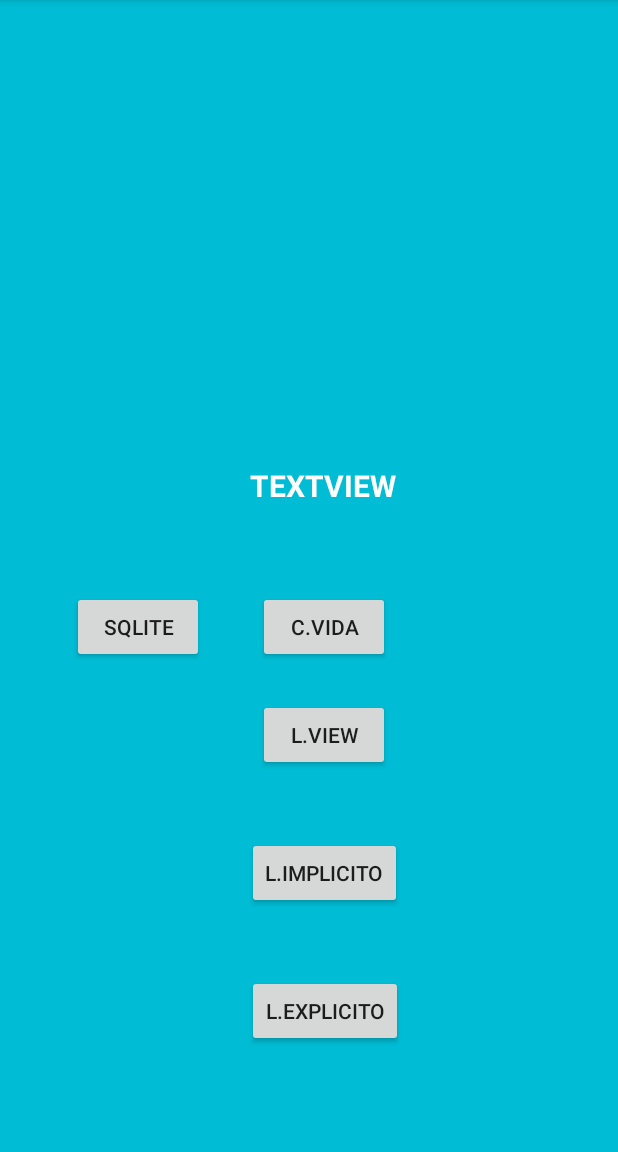
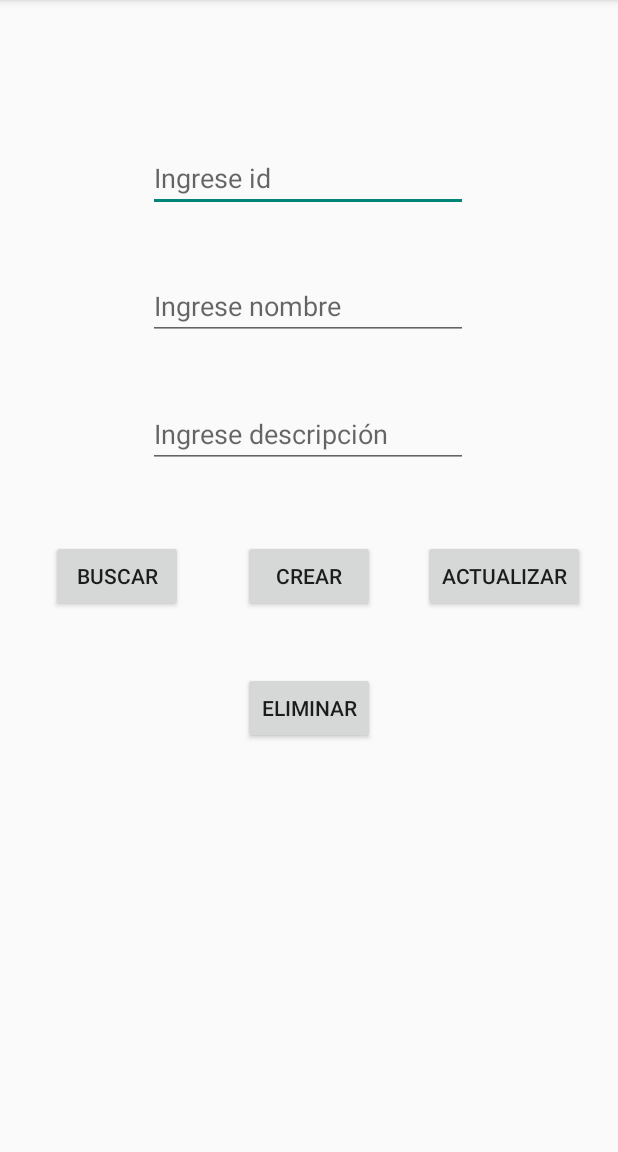
Before and after one commit to EPN-2023B-Moviles-GR1CCA/2023B-mov-gr1cca-ona-de-la-torre-alejandra-lizbeth, an Android app built with Jetpack Compose: the screen it shows after launch (MainActivity before the commit, ECrudEntrenador after it), after a tap on "SQLITE", on a phone screen of 412 x 824 dp, the part 84-1236 px from its top. Run offline under Robolectric (Android 15) with nearby library versions, the phone set to English and light mode, and no system bars.

Commit message:
feat: uso e implementacion base SQLite

```diff
--- /dev/null
+++ b/02-android/app/src/main/java/com/example/gr1accalod2023b/EBaseDeDatos.kt
@@ -0,0 +1,8 @@
+package com.example.gr1accalod2023b
+
+class EBaseDeDatos {
+
+    companion object{
+        var tablaEntrenador: ESqliteHelperEntrenador? = null
+    }
+}
--- /dev/null
+++ b/02-android/app/src/main/java/com/example/gr1accalod2023b/ECrudEntrenador.kt
@@ -0,0 +1,89 @@
+package com.example.gr1accalod2023b
+
+import androidx.appcompat.app.AppCompatActivity
+import android.os.Bundle
+import android.widget.Button
+import android.widget.EditText
+import com.google.android.material.snackbar.Snackbar
+
+class ECrudEntrenador : AppCompatActivity() {
+    override fun onCreate(savedInstanceState: Bundle?) {
+        super.onCreate(savedInstanceState)
+        setContentView(R.layout.activity_ecrud_entrenador)
+
+        //Logica buscar entrenador
+        val botonBuscarBDD = findViewById<Button>(R.id.btn_buscar_bdd)
+        botonBuscarBDD
+            .setOnClickListener{
+                //Obtener componentes visuales
+                val id = findViewById<EditText>(R.id.input_id)
+                val nombre = findViewById<EditText>(R.id.input_nombre)
+                val descripcion = findViewById<EditText>(R.id.input_descripcion)
+
+                //Busqueda en la BDD Sqlite
+                val entrenador = EBaseDeDatos.tablaEntrenador!!
+                    .consultarEntrenadorPorID(
+                        id.text.toString().toInt()
+                    )
+
+                //Setear los valores en los campos visuales
+                if(entrenador.id == 0){
+                    mostrarSnackbar("Usuario no encontrado")
+                }
+                id.setText(entrenador.id.toString())
+                nombre.setText(entrenador.nombre)
+                descripcion.setText(entrenador.descripcion)
+
+                mostrarSnackbar("Usuario encontrado")
+            }
+
+        val botonCrearBDD = findViewById<Button>(R.id.btn_crear_bdd)
+        botonCrearBDD
+            .setOnClickListener {
+                val nombre = findViewById<EditText>(R.id.input_nombre)
+                val descripcion = findViewById<EditText>(R.id.input_descripcion)
+                val respuesta = EBaseDeDatos
+                    .tablaEntrenador!!.crearEntrenador(
+                        nombre.text.toString(),
+                        descripcion.text.toString()
+                    )
+                if (respuesta) mostrarSnackbar("Entrenador creado")
+            }
+
+        val botonActualizarBDD = findViewById<Button>(R.id.btn_actualizar_bdd)
+        botonActualizarBDD
+            .setOnClickListener {
+                val id = findViewById<EditText>(R.id.input_id)
+                val nombre = findViewById<EditText>(R.id.input_nombre)
+                val descripcion = findViewById<EditText>(R.id.input_descripcion)
+                val respuesta = EBaseDeDatos.tablaEntrenador!!
+                    .actualizarEntrenadorFormulario(
+                        nombre.text.toString(),
+                        descripcion.text.toString(),
+                        id.text.toString().toInt()
+                    )
+                if (respuesta) mostrarSnackbar("Usuario actualizado")
+            }
+
+        val botonEliminarBDD = findViewById<Button>(R.id.btn_eliminar_bdd)
+        botonEliminarBDD
+            .setOnClickListener {
+                val id = findViewById<EditText>(R.id.input_id)
+                val respuesta = EBaseDeDatos.tablaEntrenador!!
+                    .eliminarEntrenadorFormulario(
+                        id.text.toString().toInt()
+                    )
+                if (respuesta) mostrarSnackbar("Usuario eliminado")
+            }
+    }//Fin onCreate
+
+    fun mostrarSnackbar(texto:String){
+        Snackbar
+            .make(
+                findViewById(R.id.cl_sqlite), //view
+                texto, //texto
+                Snackbar.LENGTH_LONG //tiempo
+            )
+            .show()
+    }
+}
--- a/02-android/app/src/main/java/com/example/gr1accalod2023b/MainActivity.kt
+++ b/02-android/app/src/main/java/com/example/gr1accalod2023b/MainActivity.kt
@@ -76,6 +76,9 @@ class MainActivity : AppCompatActivity() {
 
         setContentView(R.layout.activity_main)
 
+        //Inicializacion de la base de datos
+        EBaseDeDatos.tablaEntrenador = ESqliteHelperEntrenador(this)
+
         val botonCicloVida = findViewById<Button>(R.id.btn_ciclo_vida)
         botonCicloVida
             .setOnClickListener {
--- a/02-android/app/src/main/res/layout/activity_ecrud_entrenador.xml
+++ b/02-android/app/src/main/res/layout/activity_ecrud_entrenador.xml
@@ -2,8 +2,89 @@
 <androidx.constraintlayout.widget.ConstraintLayout xmlns:android="http://schemas.android.com/apk/res/android"
     xmlns:app="http://schemas.android.com/apk/res-auto"
     xmlns:tools="http://schemas.android.com/tools"
+    android:id="@+id/cl_sqlite"
     android:layout_width="match_parent"
     android:layout_height="match_parent"
     tools:context=".ECrudEntrenador">
 
+    <EditText
+        android:id="@+id/input_id"
+        android:layout_width="wrap_content"
+        android:layout_height="wrap_content"
+        android:layout_marginBottom="40dp"
+        android:ems="10"
+        android:hint="Ingrese id"
+        android:inputType="text"
+        app:layout_constraintBottom_toTopOf="@+id/input_nombre"
+        app:layout_constraintEnd_toEndOf="@+id/input_nombre"
+        app:layout_constraintStart_toStartOf="@+id/input_nombre" />
+
+    <EditText
+        android:id="@+id/input_nombre"
+        android:layout_width="wrap_content"
+        android:layout_height="wrap_content"
+        android:layout_marginBottom="40dp"
+        android:ems="10"
+        android:hint="Ingrese nombre"
+        android:inputType="text"
+        app:layout_constraintBottom_toTopOf="@+id/input_descripcion"
+        app:layout_constraintEnd_toEndOf="@+id/input_descripcion"
+        app:layout_constraintHorizontal_bias="0.0"
+        app:layout_constraintStart_toStartOf="@+id/input_descripcion" />
+
+    <EditText
+        android:id="@+id/input_descripcion"
+        android:layout_width="wrap_content"
+        android:layout_height="wrap_content"
+        android:layout_marginBottom="48dp"
+        android:ems="10"
+        android:hint="Ingrese descripción"
+        android:inputType="text"
+        app:layout_constraintBottom_toTopOf="@+id/btn_crear_bdd"
+        app:layout_constraintEnd_toEndOf="@+id/btn_crear_bdd"
+        app:layout_constraintHorizontal_bias="0.508"
+        app:layout_constraintStart_toStartOf="@+id/btn_crear_bdd" />
+
+    <Button
+        android:id="@+id/btn_crear_bdd"
+        android:layout_width="wrap_content"
+        android:layout_height="wrap_content"
+        android:text="Crear"
+        app:layout_constraintBottom_toBottomOf="parent"
+        app:layout_constraintEnd_toEndOf="parent"
+        app:layout_constraintStart_toStartOf="parent"
+        app:layout_constraintTop_toTopOf="parent" />
+
+    <Button
+        android:id="@+id/btn_buscar_bdd"
+        android:layout_width="wrap_content"
+        android:layout_height="wrap_content"
+        android:layout_marginEnd="40dp"
+        android:text="Buscar"
+        app:layout_constraintBottom_toBottomOf="@+id/btn_crear_bdd"
+        app:layout_constraintEnd_toStartOf="@+id/btn_crear_bdd"
+        app:layout_constraintTop_toTopOf="@+id/btn_crear_bdd"
+        app:layout_constraintVertical_bias="0.0" />
+
+    <Button
+        android:id="@+id/btn_actualizar_bdd"
+        android:layout_width="wrap_content"
+        android:layout_height="wrap_content"
+        android:layout_marginStart="32dp"
+        android:text="Actualizar"
+        app:layout_constraintBottom_toBottomOf="@+id/btn_crear_bdd"
+        app:layout_constraintStart_toEndOf="@+id/btn_crear_bdd"
+        app:layout_constraintTop_toTopOf="@+id/btn_crear_bdd"
+        app:layout_constraintVertical_bias="1.0" />
+
+    <Button
+        android:id="@+id/btn_eliminar_bdd"
+        android:layout_width="wrap_content"
+        android:layout_height="wrap_content"
+        android:layout_marginTop="40dp"
+        android:text="Eliminar"
+        app:layout_constraintEnd_toEndOf="@+id/btn_crear_bdd"
+        app:layout_constraintHorizontal_bias="0.0"
+        app:layout_constraintStart_toStartOf="@+id/btn_crear_bdd"
+        app:layout_constraintTop_toBottomOf="@+id/btn_crear_bdd" />
 </androidx.constraintlayout.widget.ConstraintLayout>
```
Also changed, not shown: 02-android/app/src/main/java/com/example/gr1accalod2023b/ESqliteHelperEntrenador.kt (added, +129 -0 lines).
